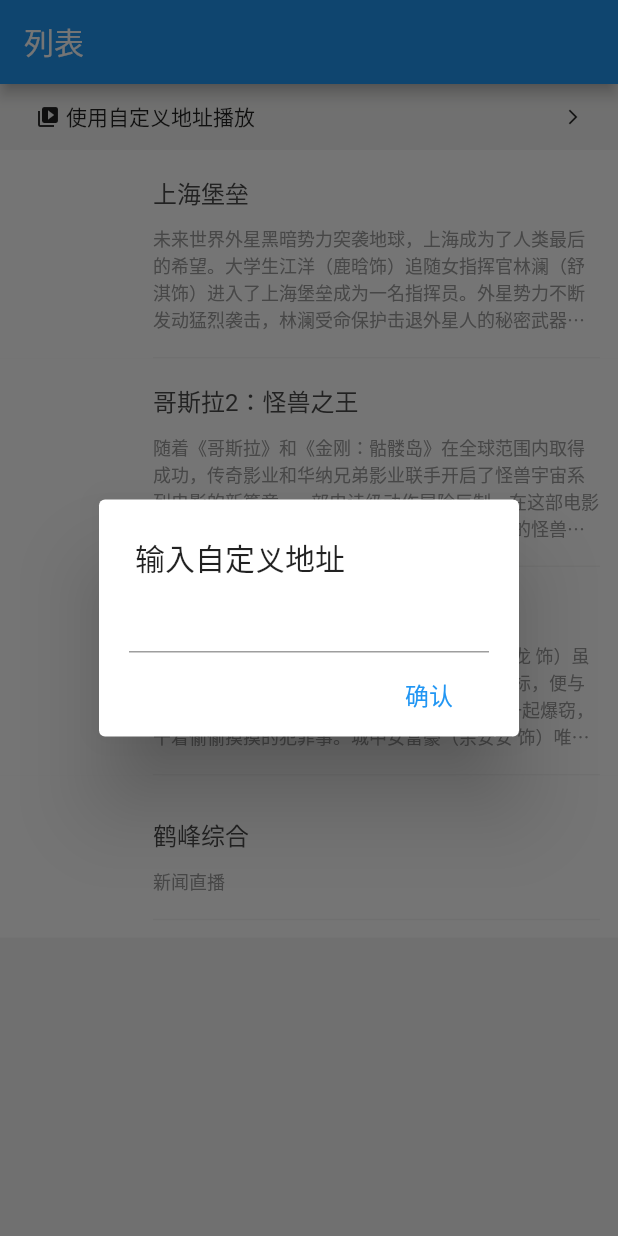
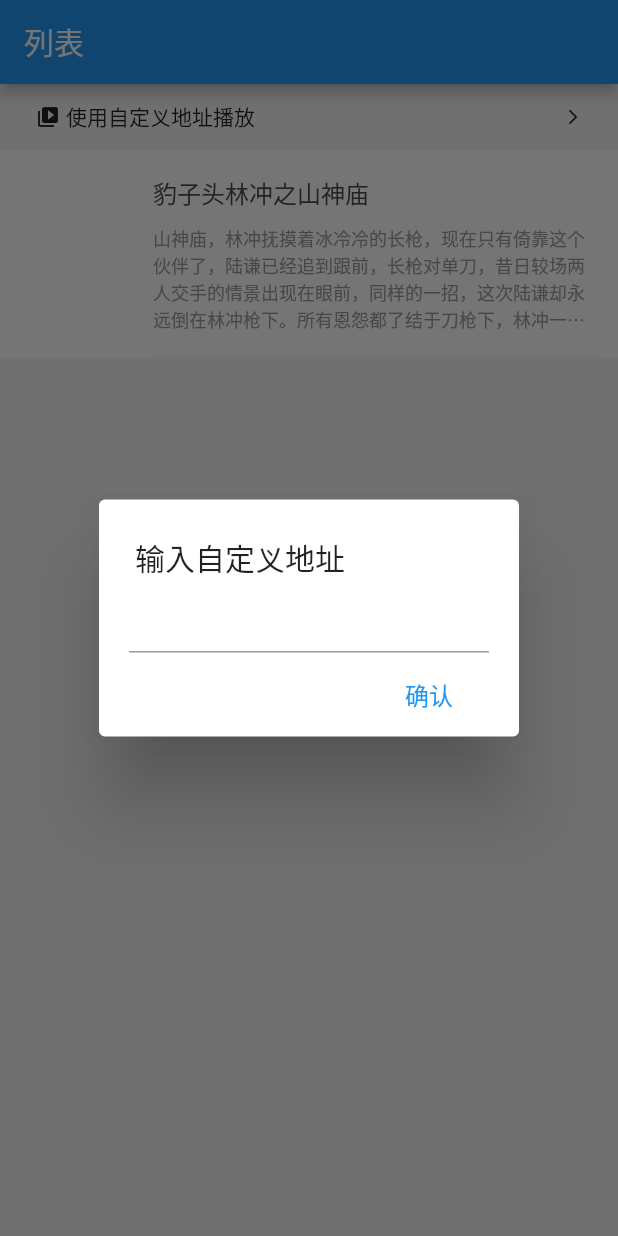
Before and after one commit to cdnbye/flutter-p2p-engine, a Flutter app: the screen it shows after launch, after a tap on "使用自定义地址播放", on a phone screen of 412 x 824 dp. Run offline on Flutter 3.47's test engine with Material 2 defaults, Android fonts, the light colour scheme and no system bars; our stand-ins replace flutter_spinkit, video_player; network calls fail.

Commit message:
更新了资源

```diff
--- a/example/lib/pages/videoList.dart
+++ b/example/lib/pages/videoList.dart
@@ -11,36 +11,36 @@ class VideoList extends StatefulWidget {
 class _VideoListState extends State<VideoList> {
   List<VideoResource> _list = [
     VideoResource(
-      title: '上海堡垒',
-      image: 'http://ty.download05.com/1566616453216553.jpeg',
+      title: '豹子头林冲之山神庙',
+      image: 'http://cn2.3days.cc/1580551147538598.jpeg',
       description:
-          '未来世界外星黑暗势力突袭地球，上海成为了人类最后的希望。大学生江洋（鹿晗饰）追随女指挥官林澜（舒淇饰）进入了上海堡垒成为一名指挥员。外星势力不断发动猛烈袭击，林澜受命保护击退外星人的秘密武器，江洋和几个好友所在的灰鹰小队则要迎战外星侵略者，保卫人类的最后一战最终在上海打响……',
+          '山神庙，林冲抚摸着冰冷冷的长枪，现在只有倚靠这个伙伴了，陆谦已经追到跟前，长枪对单刀，昔日较场两人交手的情景出现在眼前，同样的一招，这次陆谦却永远倒在林冲枪下。所有恩怨都了结于刀枪下，林冲一杆长枪在肩挑着酒葫芦如孤云野鹤般走在白雪的旷野中，朔风紧起，又见雪花纷纷扬扬……',
       url:
-          'http://cn1.ruioushang.com/hls/20190824/6bbb04d6e14df9b331cf88409a8846c6/1566615719/index.m3u8',
+          'http://cn6.qxreader.com/hls/20200201/e987a0e00e1a8431ac408032ba023958/1580550680/index.m3u8',
     ),
-    VideoResource(
-      title: '哥斯拉2：怪兽之王',
-      image: 'http://ty.download05.com/1559637248977096.jpeg',
-      description:
-          '随着《哥斯拉》和《金刚：骷髅岛》在全球范围内取得成功，传奇影业和华纳兄弟影业联手开启了怪兽宇宙系列电影的新篇章—一部史诗级动作冒险巨制。在这部电影中，哥斯拉将和众多大家在流行文化中所熟知的怪兽展开较量。全新故事中，研究神秘动物学的机构“帝王组织”将勇敢直面巨型怪兽，其中强大的哥斯拉也将和魔斯拉、拉顿和它的死对头——三头王者基多拉展开激烈对抗。当这些只存在于传说里的超级生物再度崛起时，它们将展开王者争霸，人类的命运岌岌可危……',
-      url:
-          'http://cn4.download05.com/hls/20190727/0248d8f0033b991444d671fea2a42c57/1564205511/index.m3u8',
-    ),
-    VideoResource(
-      title: '宝贝计划',
-      image: 'http://ty.download05.com/1565608988136038.jpeg',
-      description:
-          '故事围绕一个刚出生的宝宝开始。人字拖（成龙 饰）虽有不凡的身手，可是终日沉迷赌博毫无人生目标，便与包租公（许冠文 饰）、八达通（古天乐 饰）一起爆窃，干着偷偷摸摸的犯罪事。城中女富豪（余安安 饰）唯一的孙子出生后，包租公受不了金钱的诱惑，答应把宝宝偷给黑帮老大，以证明BB是否自 己死去的儿子与前女友的孩子。 　　成功偷得孩子后，一连串发生的事情，使人字拖及八达通改变了自己的人生观念。人字拖开始关心家人，八达通也看到了自己老婆（蔡卓妍 饰）的不易，开始重新做人。 在包租公及黑势利的威胁下，他们还是要把偷来的BB交出来，到底又会发生些什么事，故事有会否大团圆结局呢？',
-      url:
-          'http://cn5.download05.com/hls/20190812/359ffef3ec383b63ec806d20d1ed09a5/1565605515/index.m3u8',
-    ),
-    VideoResource(
-      title: '鹤峰综合',
-      image:
-          'https://ss0.bdstatic.com/70cFuHSh_Q1YnxGkpoWK1HF6hhy/it/u=3005597700,3138816002&fm=26&gp=0.jpg',
-      description: '新闻直播',
-      url: 'http://hefeng.live.tempsource.cjyun.org/videotmp/s10100-hftv.m3u8',
-    ),
+    // VideoResource(
+    //   title: '哥斯拉2：怪兽之王',
+    //   image: 'http://ty.download05.com/1559637248977096.jpeg',
+    //   description:
+    //       '随着《哥斯拉》和《金刚：骷髅岛》在全球范围内取得成功，传奇影业和华纳兄弟影业联手开启了怪兽宇宙系列电影的新篇章—一部史诗级动作冒险巨制。在这部电影中，哥斯拉将和众多大家在流行文化中所熟知的怪兽展开较量。全新故事中，研究神秘动物学的机构“帝王组织”将勇敢直面巨型怪兽，其中强大的哥斯拉也将和魔斯拉、拉顿和它的死对头——三头王者基多拉展开激烈对抗。当这些只存在于传说里的超级生物再度崛起时，它们将展开王者争霸，人类的命运岌岌可危……',
+    //   url:
+    //       'http://cn4.download05.com/hls/20190727/0248d8f0033b991444d671fea2a42c57/1564205511/index.m3u8',
+    // ),
+    // VideoResource(
+    //   title: '宝贝计划',
+    //   image: 'http://ty.download05.com/1565608988136038.jpeg',
+    //   description:
+    //       '故事围绕一个刚出生的宝宝开始。人字拖（成龙 饰）虽有不凡的身手，可是终日沉迷赌博毫无人生目标，便与包租公（许冠文 饰）、八达通（古天乐 饰）一起爆窃，干着偷偷摸摸的犯罪事。城中女富豪（余安安 饰）唯一的孙子出生后，包租公受不了金钱的诱惑，答应把宝宝偷给黑帮老大，以证明BB是否自 己死去的儿子与前女友的孩子。 　　成功偷得孩子后，一连串发生的事情，使人字拖及八达通改变了自己的人生观念。人字拖开始关心家人，八达通也看到了自己老婆（蔡卓妍 饰）的不易，开始重新做人。 在包租公及黑势利的威胁下，他们还是要把偷来的BB交出来，到底又会发生些什么事，故事有会否大团圆结局呢？',
+    //   url:
+    //       'http://cn5.download05.com/hls/20190812/359ffef3ec383b63ec806d20d1ed09a5/1565605515/index.m3u8',
+    // ),
+    // VideoResource(
+    //   title: '鹤峰综合',
+    //   image:
+    //       'https://ss0.bdstatic.com/70cFuHSh_Q1YnxGkpoWK1HF6hhy/it/u=3005597700,3138816002&fm=26&gp=0.jpg',
+    //   description: '新闻直播',
+    //   url: 'http://hefeng.live.tempsource.cjyun.org/videotmp/s10100-hftv.m3u8',
+    // ),
   ];
 
   _toCustomVideoPage() async {
--- a/example/pubspec.yaml
+++ b/example/pubspec.yaml
@@ -1,6 +1,6 @@
 name: cdnbye_example
 description: Demonstrates how to use the cdnbye plugin.
-version: 1.5.0+2
+version: 1.5.0+3
 publish_to: "none"
 
 environment:
```
Also changed, not shown: example/pubspec.lock.
